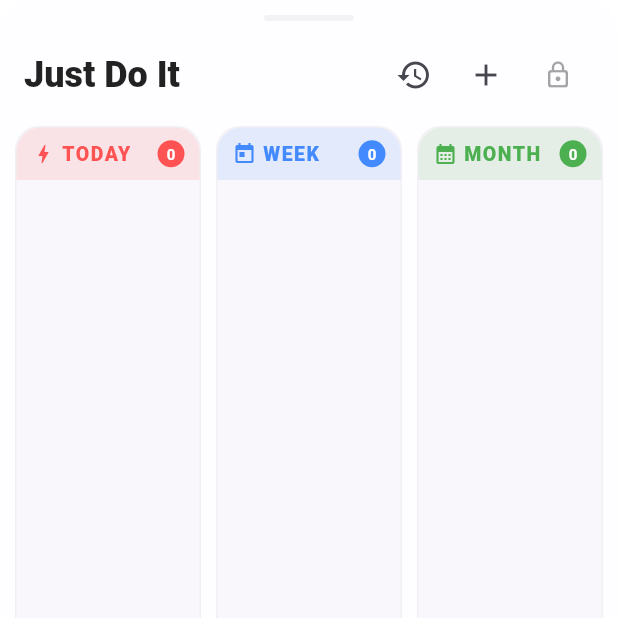
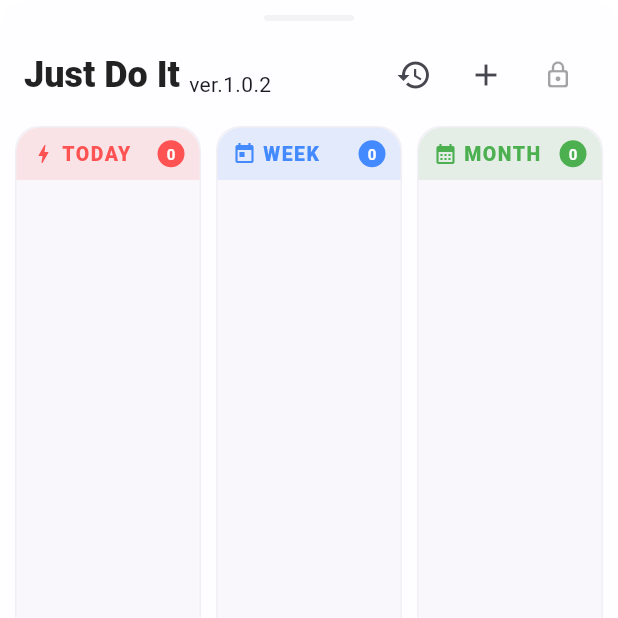
Before and after one commit to Dev-Combu/justdoit, a Flutter app: the DashboardScreen screen opened directly, on a phone screen of 412 x 824 dp, the top half of it. Run offline on Flutter 3.47's test engine with Material 3 defaults, Android fonts, the phone set to English and light mode, and no system bars; our stand-ins replace cloud_firestore, firebase_core, flutter_riverpod, shared_preferences; missing offline and left inert: window_manager; accounts and stored records are empty; statements that could not run were skipped.

Commit message:
version 추가

```diff
--- a/lib/views/screens/dashboard_screen.dart
+++ b/lib/views/screens/dashboard_screen.dart
@@ -106,6 +106,9 @@ class DashboardScreen extends StatelessWidget {
                       children: [
                         Row(
                           children: [
+                            Row(
+                              crossAxisAlignment: CrossAxisAlignment.end,
+                              children: [
                                 Text(
                                   'Just Do It',
                                   style: Theme.of(context).textTheme.headlineSmall
@@ -113,6 +116,12 @@ class DashboardScreen extends StatelessWidget {
                                         fontWeight: FontWeight.w900,
                                         color: Colors.black87,
                                       ),
+                                ),
+                                const SizedBox(width: 6),
+                                Text(
+                                  "ver.1.0.2"
+                                ),
+                              ],
                             ),
                             if (!isLocked) ...[
                               const SizedBox(width: 8),
```
Lines whose indentation alone changed are shown as unchanged.
